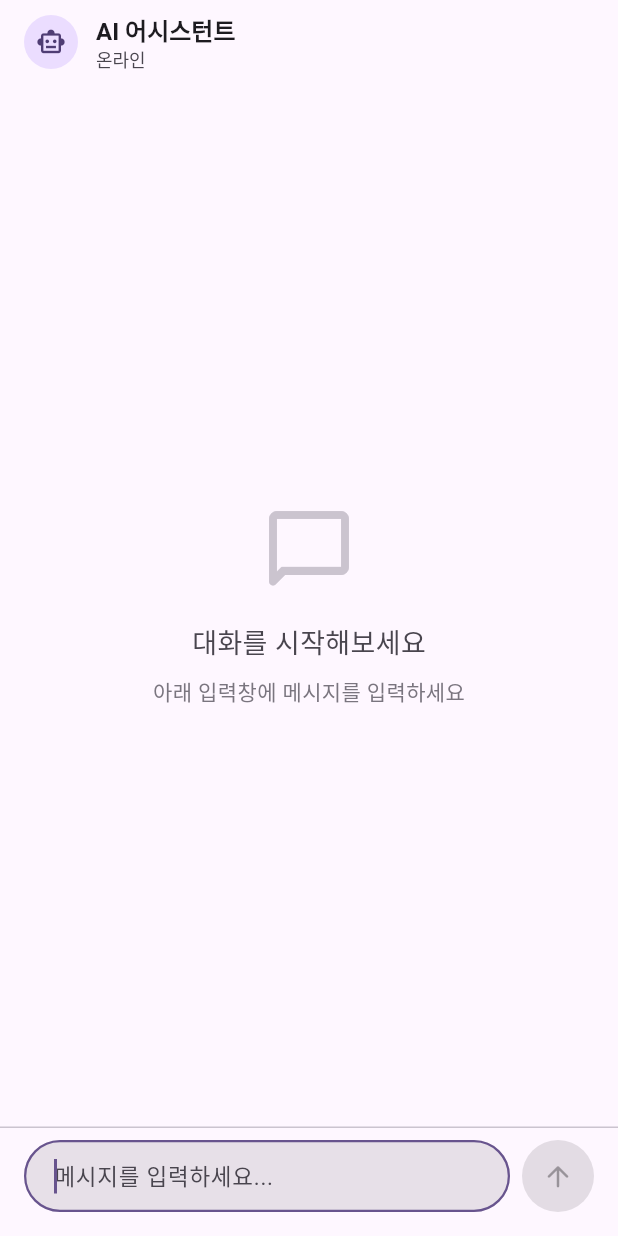
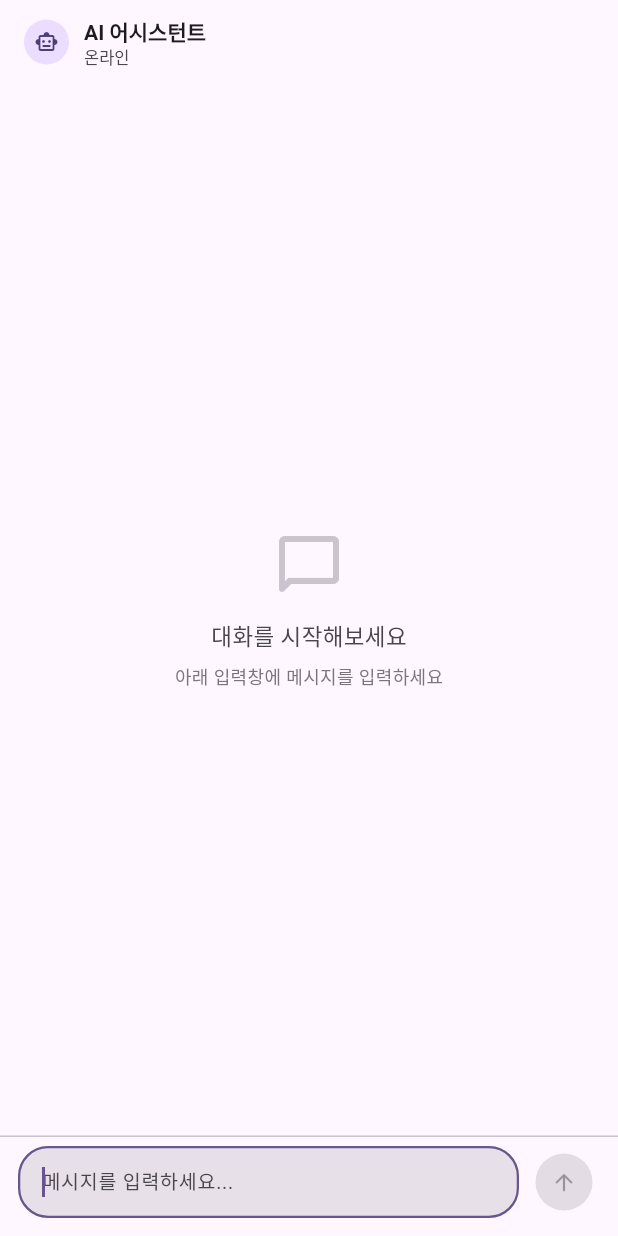
Before and after one commit to moonmonoon/maieut, a Flutter app: the screen it shows after launch, on a phone screen of 412 x 824 dp. Run offline on Flutter 3.47's test engine with Material 3 defaults, Android fonts, the phone set to English and light mode, and no system bars; missing offline and left inert: window_manager.

Commit message:
🎨 design: 개발 환경 창 크기 고정 및 UI 사이즈 축소
Co-Authored-By: Claude Sonnet 4.6 <noreply@anthropic.com>

```diff
--- a/lib/screens/chat_screen.dart
+++ b/lib/screens/chat_screen.dart
@@ -63,26 +63,26 @@ class _ChatScreenState extends State<ChatScreen> {
         title: Row(
           children: [
             CircleAvatar(
-              radius: 18,
+              radius: 15,
               backgroundColor: colorScheme.primaryContainer,
               child: Icon(
                 Icons.smart_toy_outlined,
-                size: 20,
+                size: 16,
                 color: colorScheme.onPrimaryContainer,
               ),
             ),
-            const SizedBox(width: 12),
+            const SizedBox(width: 10),
             Column(
               crossAxisAlignment: CrossAxisAlignment.start,
               children: [
                 const Text(
                   'AI 어시스턴트',
-                  style: TextStyle(fontSize: 16, fontWeight: FontWeight.w600),
+                  style: TextStyle(fontSize: 14, fontWeight: FontWeight.w600),
                 ),
                 Text(
                   _isTyping ? '입력 중...' : '온라인',
                   style: TextStyle(
-                    fontSize: 12,
+                    fontSize: 11,
                     color: _isTyping
                         ? colorScheme.primary
                         : colorScheme.onSurfaceVariant,
@@ -127,23 +127,23 @@ class _ChatScreenState extends State<ChatScreen> {
         children: [
           Icon(
             Icons.chat_bubble_outline_rounded,
-            size: 64,
+            size: 48,
             color: colorScheme.outlineVariant,
           ),
-          const SizedBox(height: 16),
+          const SizedBox(height: 12),
           Text(
             '대화를 시작해보세요',
             style: TextStyle(
-              fontSize: 18,
+              fontSize: 15,
               fontWeight: FontWeight.w500,
               color: colorScheme.onSurfaceVariant,
             ),
           ),
-          const SizedBox(height: 8),
+          const SizedBox(height: 6),
           Text(
             '아래 입력창에 메시지를 입력하세요',
             style: TextStyle(
-              fontSize: 14,
+              fontSize: 12,
               color: colorScheme.outline,
             ),
           ),
@@ -154,21 +154,21 @@ class _ChatScreenState extends State<ChatScreen> {
 
   Widget _buildTypingIndicator(ColorScheme colorScheme) {
     return Padding(
-      padding: const EdgeInsets.fromLTRB(16, 4, 16, 4),
+      padding: const EdgeInsets.fromLTRB(12, 3, 12, 3),
       child: Row(
         children: [
           CircleAvatar(
-            radius: 16,
+            radius: 13,
             backgroundColor: colorScheme.primaryContainer,
             child: Icon(
               Icons.smart_toy_outlined,
-              size: 18,
+              size: 14,
               color: colorScheme.onPrimaryContainer,
             ),
           ),
-          const SizedBox(width: 8),
+          const SizedBox(width: 6),
           Container(
-            padding: const EdgeInsets.symmetric(horizontal: 16, vertical: 12),
+            padding: const EdgeInsets.symmetric(horizontal: 12, vertical: 10),
             decoration: BoxDecoration(
               color: colorScheme.surfaceContainerHighest,
               borderRadius: const BorderRadius.only(
@@ -231,8 +231,8 @@ class _TypingDotState extends State<_TypingDot>
         return Transform.translate(
           offset: Offset(0, _animation.value),
           child: Container(
-            width: 7,
-            height: 7,
+            width: 6,
+            height: 6,
             margin: const EdgeInsets.symmetric(horizontal: 2),
             decoration: BoxDecoration(
               color: Theme.of(context).colorScheme.onSurfaceVariant,
--- a/lib/widgets/chat_input.dart
+++ b/lib/widgets/chat_input.dart
@@ -53,7 +53,7 @@ class _ChatInputState extends State<ChatInput> {
     final colorScheme = Theme.of(context).colorScheme;
 
     return Container(
-      padding: const EdgeInsets.fromLTRB(16, 8, 16, 16),
+      padding: const EdgeInsets.fromLTRB(12, 6, 12, 12),
       decoration: BoxDecoration(
         color: colorScheme.surface,
         border: Border(
@@ -97,7 +97,7 @@ class _ChatInputState extends State<ChatInput> {
                   textInputAction: TextInputAction.send,
                   keyboardType: TextInputType.multiline,
                   onSubmitted: (_) => _send(),
-                  style: const TextStyle(fontSize: 15),
+                  style: const TextStyle(fontSize: 13),
                   decoration: InputDecoration(
                     hintText: '메시지를 입력하세요...',
                     hintStyle:
@@ -105,19 +105,19 @@ class _ChatInputState extends State<ChatInput> {
                     filled: true,
                     fillColor: colorScheme.surfaceContainerHighest,
                     contentPadding: const EdgeInsets.symmetric(
-                      horizontal: 16,
-                      vertical: 10,
+                      horizontal: 12,
+                      vertical: 8,
                     ),
                     border: OutlineInputBorder(
-                      borderRadius: BorderRadius.circular(24),
+                      borderRadius: BorderRadius.circular(20),
                       borderSide: BorderSide.none,
                     ),
                     enabledBorder: OutlineInputBorder(
-                      borderRadius: BorderRadius.circular(24),
+                      borderRadius: BorderRadius.circular(20),
                       borderSide: BorderSide.none,
                     ),
                     focusedBorder: OutlineInputBorder(
-                      borderRadius: BorderRadius.circular(24),
+                      borderRadius: BorderRadius.circular(20),
                       borderSide: BorderSide(
                         color: colorScheme.primary,
                         width: 1.5,
@@ -127,18 +127,18 @@ class _ChatInputState extends State<ChatInput> {
                 ),
               ),
             ),
-            const SizedBox(width: 8),
+            const SizedBox(width: 6),
             AnimatedContainer(
               duration: const Duration(milliseconds: 200),
               child: FilledButton(
                 onPressed: (_hasText && widget.enabled) ? _send : null,
                 style: FilledButton.styleFrom(
-                  minimumSize: const Size(48, 48),
-                  maximumSize: const Size(48, 48),
+                  minimumSize: const Size(38, 38),
+                  maximumSize: const Size(38, 38),
                   padding: EdgeInsets.zero,
                   shape: const CircleBorder(),
                 ),
-                child: const Icon(Icons.arrow_upward_rounded, size: 22),
+                child: const Icon(Icons.arrow_upward_rounded, size: 18),
               ),
             ),
           ],
--- a/pubspec.yaml
+++ b/pubspec.yaml
@@ -34,6 +34,7 @@ dependencies:
   # The following adds the Cupertino Icons font to your application.
   # Use with the CupertinoIcons class for iOS style icons.
   cupertino_icons: ^1.0.8
+  window_manager: ^0.4.3
 
 dev_dependencies:
   flutter_test:
```
Also changed, not shown: lib/main.dart (+15 -1 lines), lib/widgets/chat_bubble.dart (+13 -13 lines), pubspec.lock.
